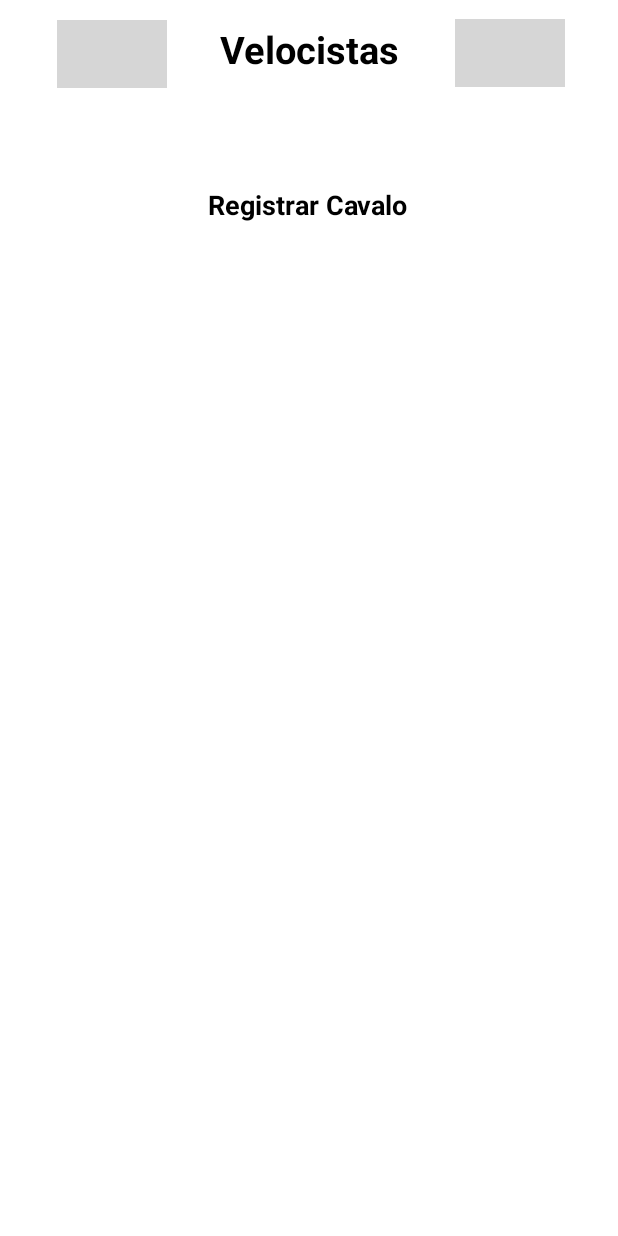
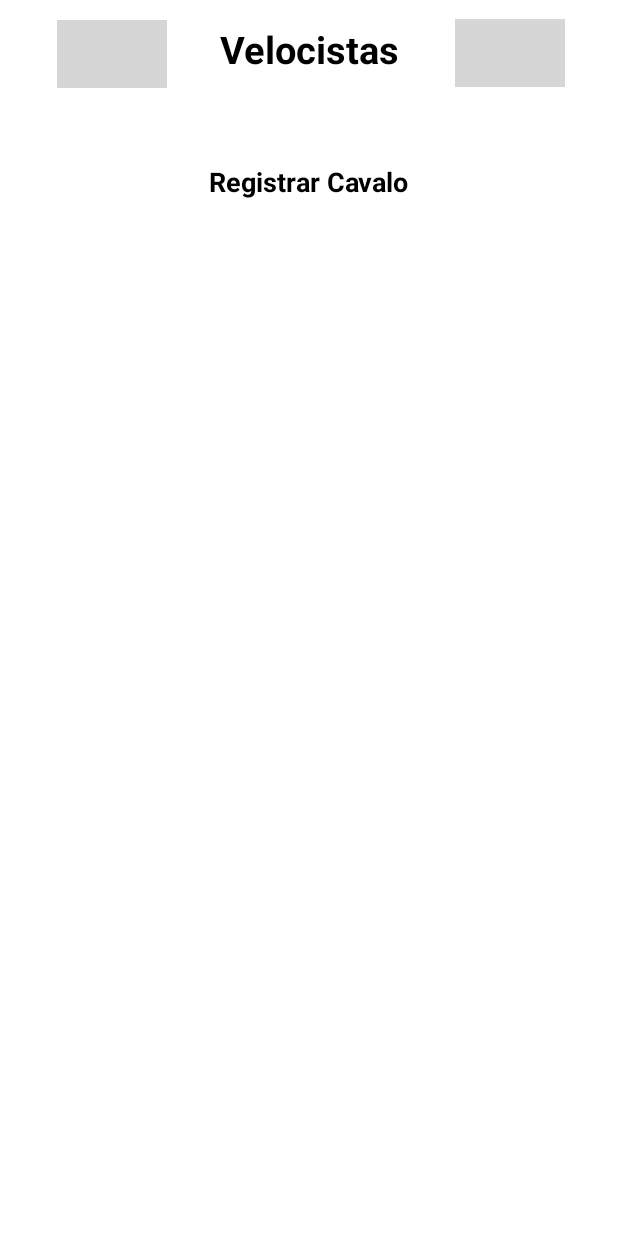
Before and after one commit to alan-matheus/Velocistas, an Android app: the RegistrarCavalo screen opened directly, with no data from a screen before it, on a phone screen of 412 x 824 dp. Run offline under Robolectric (Android 15) with nearby library versions, the phone set to English and light mode, and no system bars; Roboto replaces fonts that are not available here; grey boxes are pictures that could not be loaded.

Commit message:
Atualizei o subtítulo do Registrar Cavalo

```diff
--- a/app/src/main/res/layout/activity_registrar_cavalo.xml
+++ b/app/src/main/res/layout/activity_registrar_cavalo.xml
@@ -56,15 +56,14 @@
         android:layout_width="wrap_content"
         android:layout_height="wrap_content"
         android:text="Registrar Cavalo"
-        android:textStyle="bold"
         android:textColor="@color/black"
         android:textSize="18sp"
+        android:textStyle="bold"
         app:layout_constraintBottom_toBottomOf="parent"
         app:layout_constraintEnd_toEndOf="parent"
-        app:layout_constraintHorizontal_bias="0.498"
         app:layout_constraintStart_toStartOf="parent"
         app:layout_constraintTop_toBottomOf="@+id/nome"
-        app:layout_constraintVertical_bias="0.099" />
+        app:layout_constraintVertical_bias="0.078" />
 
 
 </androidx.constraintlayout.widget.ConstraintLayout>
```
